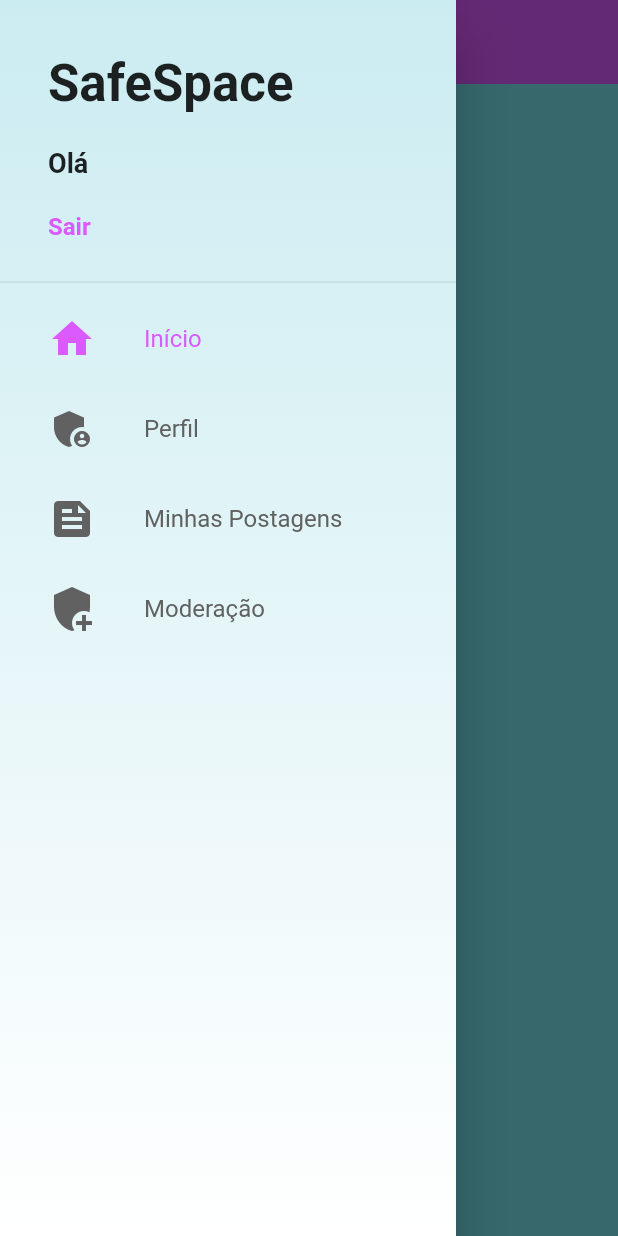
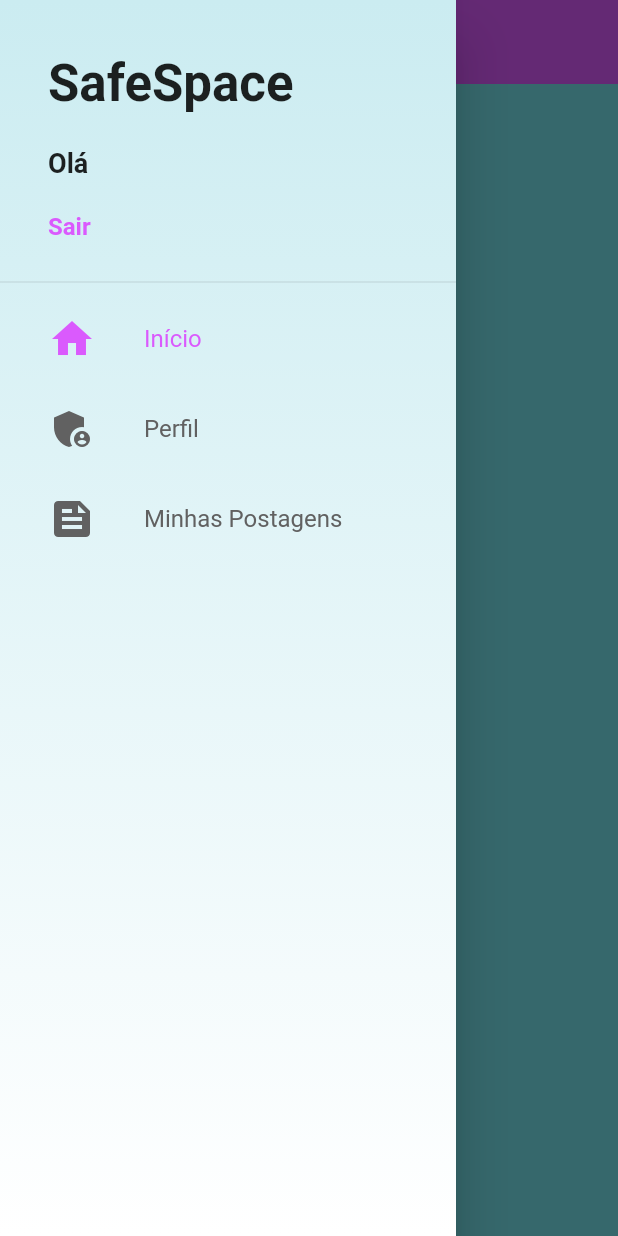
Before and after one commit to katiasilva13/safespace, a Flutter app: the BaseScreen screen opened by its route, with the side drawer open, on a phone screen of 412 x 824 dp. Run offline on Flutter 3.47's test engine with Material 2 defaults, Android fonts, the phone set to English and light mode, and no system bars; our stand-ins replace cloud_firestore, firebase_auth; accounts and stored records are empty.

Commit message:
Implementando feed + minhas postagens - wip

```diff
--- a/lib/common/custom_drawer/custom_drawer.dart
+++ b/lib/common/custom_drawer/custom_drawer.dart
@@ -1,6 +1,10 @@
+import 'package:cloud_firestore/cloud_firestore.dart';
+import 'package:firebase_auth/firebase_auth.dart';
 import 'package:flutter/material.dart';
+import 'package:provider/provider.dart';
 import 'package:safespace/common/custom_drawer/custom_drawer_header.dart';
 import 'package:safespace/common/custom_drawer/drawer_tile.dart';
+import 'package:safespace/models/user_manager.dart';
 
 class CustomDrawer extends StatelessWidget {
   @override
@@ -38,11 +42,11 @@ class CustomDrawer extends StatelessWidget {
                 title: 'Minhas Postagens',
                 page: 2,
               ),
-              DrawerTile(
-                iconData: Icons.add_moderator,
-                title: 'Moderação',
-                page: 3,
-              ),
+              // DrawerTile(
+              //   iconData: Icons.add_moderator,
+              //   title: 'Moderação',
+              //   page: 3,
+              // ),
             ],
           ),
         ],
--- a/lib/main.dart
+++ b/lib/main.dart
@@ -30,7 +30,6 @@ class MyApp extends StatelessWidget {
           appBarTheme: const AppBarTheme(elevation: 0),
           visualDensity: VisualDensity.adaptivePlatformDensity,
         ),
-        initialRoute: '/base',
         onGenerateRoute: (settings) {
           stderr.writeln('print me = settings');
           developer.log('log me', name: settings.name);
@@ -44,7 +43,7 @@ class MyApp extends StatelessWidget {
             case '/base':
               return MaterialPageRoute(builder: (_) => BaseScreen());
             default:
-            return MaterialPageRoute(builder: (_) => LoginScreen());
+              return MaterialPageRoute(builder: (_) => LoginScreen());
           }
         },
       ),
--- a/lib/screens/base/base_screen.dart
+++ b/lib/screens/base/base_screen.dart
@@ -5,6 +5,7 @@ import 'package:flutter/material.dart';
 import 'package:provider/provider.dart';
 import 'package:safespace/common/custom_drawer/custom_drawer.dart';
 import 'package:safespace/models/page_manager.dart';
+import 'package:safespace/screens/home/home_screen.dart';
 
 class BaseScreen extends StatelessWidget {
   final PageController pageController = PageController();
@@ -22,8 +23,9 @@ class BaseScreen extends StatelessWidget {
           Scaffold(
             drawer: CustomDrawer(),
             appBar: AppBar(
-              title: const Text('Feed'),
+              title: const Text('Home'),
             ),
+            body: HomeScreen(),
           ),
           Scaffold(
             drawer: CustomDrawer(),
@@ -37,12 +39,12 @@ class BaseScreen extends StatelessWidget {
               title: const Text('Minhas Postagens'),
             ),
           ),
-          Scaffold(
-            drawer: CustomDrawer(),
-            appBar: AppBar(
-              title: const Text('Moderação'),
-            ),
-          ),
+          // Scaffold(
+          //   drawer: CustomDrawer(),
+          //   appBar: AppBar(
+          //     title: const Text('Moderação'),
+          //   ),
+          // ),
         ],
       ),
     );
--- /dev/null
+++ b/lib/screens/home/home_screen.dart
@@ -0,0 +1,129 @@
+import 'dart:async';
+import 'package:cloud_firestore/cloud_firestore.dart';
+import 'package:firebase_auth/firebase_auth.dart';
+import 'package:flutter/material.dart';
+
+class HomeScreen extends StatefulWidget {
+  @override
+  _HomeScreenState createState() => _HomeScreenState();
+}
+
+class _HomeScreenState extends State<HomeScreen> {
+  final _controller = StreamController<QuerySnapshot>.broadcast();
+
+  final GlobalKey<RefreshIndicatorState> _refreshIndicatorKey =
+      GlobalKey<RefreshIndicatorState>();
+
+  @override
+  void initState() {
+    super.initState();
+    _addFeedListener();
+  }
+
+  Future<Stream<QuerySnapshot>> _addFeedListener() async {
+    //   Firestore db = Firestore.instance;
+    //   Stream<QuerySnapshot> stream = db
+    //       .collection("posts")
+    //       .document(_idUsuarioLogado)
+    //       .collection("posts")
+    //       .snapshots();
+    //
+    //   stream.listen((dados) {
+    //     _controller.add(dados);
+    //   });
+    Firestore db = Firestore.instance;
+    Stream<QuerySnapshot> stream = db.collection("posts").snapshots();
+
+    stream.listen((dados) {
+      _controller.add(dados);
+    });
+  }
+
+  Future<Null> refreshFeed() async {
+    _refreshIndicatorKey.currentState?.show(atTop: false);
+    await Future.delayed(Duration(seconds: 2));
+
+    setState(() {
+      _addFeedListener();
+    });
+
+    return null;
+  }
+
+  @override
+  Widget build(BuildContext context) {
+    var loadingData = Center(
+      child: Column(
+        children: <Widget>[
+          SizedBox(
+            height: 20,
+          ),
+          Text("Carregando postagens"),
+          CircularProgressIndicator(),
+        ],
+      ),
+    );
+
+    return Container(
+      padding: EdgeInsets.all(16),
+      child: RefreshIndicator(
+        key: _refreshIndicatorKey,
+        child: Column(
+          children: [
+            StreamBuilder(
+              stream: _controller.stream,
+              builder: (context, snapshot) {
+                switch (snapshot.connectionState) {
+                  case ConnectionState.none:
+                  case ConnectionState.waiting:
+                    return loadingData;
+                    break;
+                  case ConnectionState.active:
+                  case ConnectionState.done:
+                    QuerySnapshot querySnapshot = snapshot.data;
+
+                    if (querySnapshot.documents.length == 0) {
+                      return Container(
+                        padding: EdgeInsets.all(25),
+                        child: Text(
+                          "Nenhuma postagem",
+                          style: TextStyle(
+                            fontSize: 20,
+                          ),
+                        ),
+                      );
+                    }
+
+                    // return Expanded(
+                    //   child: ListView.builder(
+                    //       itemCount: querySnapshot.documents.length,
+                    //       itemBuilder: (_, indice) {
+                    //         List<DocumentSnapshot> posts =
+                    //         querySnapshot.documents.toList();
+                    //         DocumentSnapshot documentSnapshot = posts[indice];
+                    //         Post post =
+                    //         Post.fromDocumentSnapshot(
+                    //             documentSnapshot);
+                    //         return ItemPosts(
+                    //           viagens: post,
+                    //           onTapItem: () {
+                    //             Navigator.push(
+                    //                 context,
+                    //                 MaterialPageRoute(
+                    //                     builder: (context) => DetailScreen(
+                    //                         post)));
+                    //           },
+                    //         );
+                    //       }),
+                    // );
+                }
+                return Container();
+              },
+            ),
+          ],
+        ),
+        onRefresh: refreshFeed,
+      ),
+    );
+  }
+}
```
Also changed, not shown: lib/screens/posts/my_posts.dart (added, +110 -0 lines), 1 other file.
